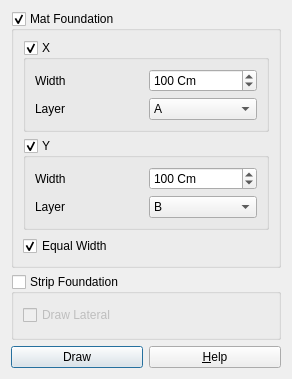
This is safe/punch/Resources/ui/draw_automatic_strip.ui in ebrahimraeyat/OSAFE as Qt 5 draws it before an edit. The edited form follows.
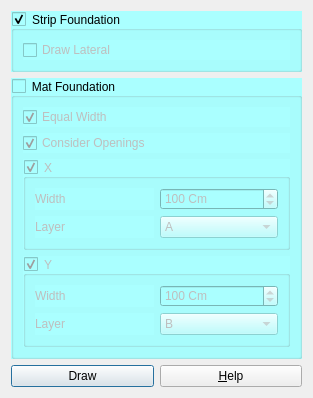
This is the edited form. Icons and pictures are not drawn.

Commit message: adding consider openings for create strips

```diff
--- a/safe/punch/Resources/ui/draw_automatic_strip.ui
+++ b/safe/punch/Resources/ui/draw_automatic_strip.ui
@@ -6,8 +6,8 @@
    <rect>
     <x>0</x>
     <y>0</y>
-    <width>292</width>
-    <height>379</height>
+    <width>313</width>
+    <height>398</height>
    </rect>
   </property>
   <property name="windowTitle">
@@ -18,8 +18,39 @@
     <normaloff>:/safe/Resources/icons/strip.svg</normaloff>:/safe/Resources/icons/strip.svg</iconset>
   </property>
   <layout class="QVBoxLayout" name="verticalLayout">
+   <item>
+    <widget class="QGroupBox" name="strip_foundation">
+     <property name="styleSheet">
+      <string notr="true">background-color: rgb(170, 255, 255);</string>
+     </property>
+     <property name="title">
+      <string>Strip Foundation</string>
+     </property>
+     <property name="checkable">
+      <bool>true</bool>
+     </property>
+     <property name="checked">
+      <bool>true</bool>
+     </property>
+     <layout class="QVBoxLayout" name="verticalLayout_3">
+      <item>
+       <widget class="QCheckBox" name="checkBox">
+        <property name="enabled">
+         <bool>false</bool>
+        </property>
+        <property name="text">
+         <string>Draw Lateral</string>
+        </property>
+       </widget>
+      </item>
+     </layout>
+    </widget>
+   </item>
    <item>
     <widget class="QGroupBox" name="mat_foundation">
+     <property name="styleSheet">
+      <string notr="true">background-color: rgb(170, 255, 255);</string>
+     </property>
      <property name="title">
       <string>Mat Foundation</string>
      </property>
@@ -29,7 +60,30 @@
      <property name="checkable">
       <bool>true</bool>
      </property>
+     <property name="checked">
+      <bool>false</bool>
+     </property>
      <layout class="QVBoxLayout" name="verticalLayout_2">
+      <item>
+       <widget class="QCheckBox" name="equal">
+        <property name="text">
+         <string>Equal Width</string>
+        </property>
+        <property name="checked">
+         <bool>true</bool>
+        </property>
+       </widget>
+      </item>
+      <item>
+       <widget class="QCheckBox" name="consider_openings">
+        <property name="text">
+         <string>Consider Openings</string>
+        </property>
+        <property name="checked">
+         <bool>true</bool>
+        </property>
+       </widget>
+      </item>
       <item>
        <widget class="QGroupBox" name="x_strips">
         <property name="title">
@@ -171,41 +225,6 @@
           </widget>
          </item>
         </layout>
-       </widget>
-      </item>
-      <item>
-       <widget class="QCheckBox" name="equal">
-        <property name="text">
-         <string>Equal Width</string>
-        </property>
-        <property name="checked">
-         <bool>true</bool>
-        </property>
-       </widget>
-      </item>
-     </layout>
-    </widget>
-   </item>
-   <item>
-    <widget class="QGroupBox" name="strip_foundation">
-     <property name="title">
-      <string>Strip Foundation</string>
-     </property>
-     <property name="checkable">
-      <bool>true</bool>
-     </property>
-     <property name="checked">
-      <bool>false</bool>
-     </property>
-     <layout class="QVBoxLayout" name="verticalLayout_3">
-      <item>
-       <widget class="QCheckBox" name="checkBox">
-        <property name="enabled">
-         <bool>false</bool>
-        </property>
-        <property name="text">
-         <string>Draw Lateral</string>
-        </property>
        </widget>
       </item>
      </layout>
```
The commit also changes 4 other files.
